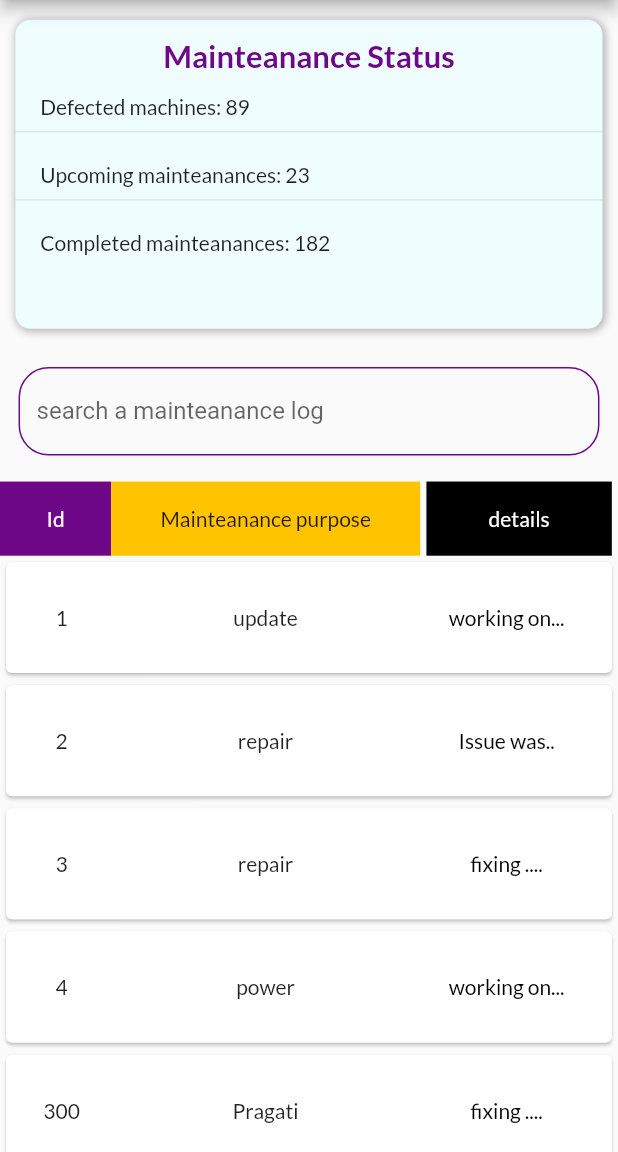
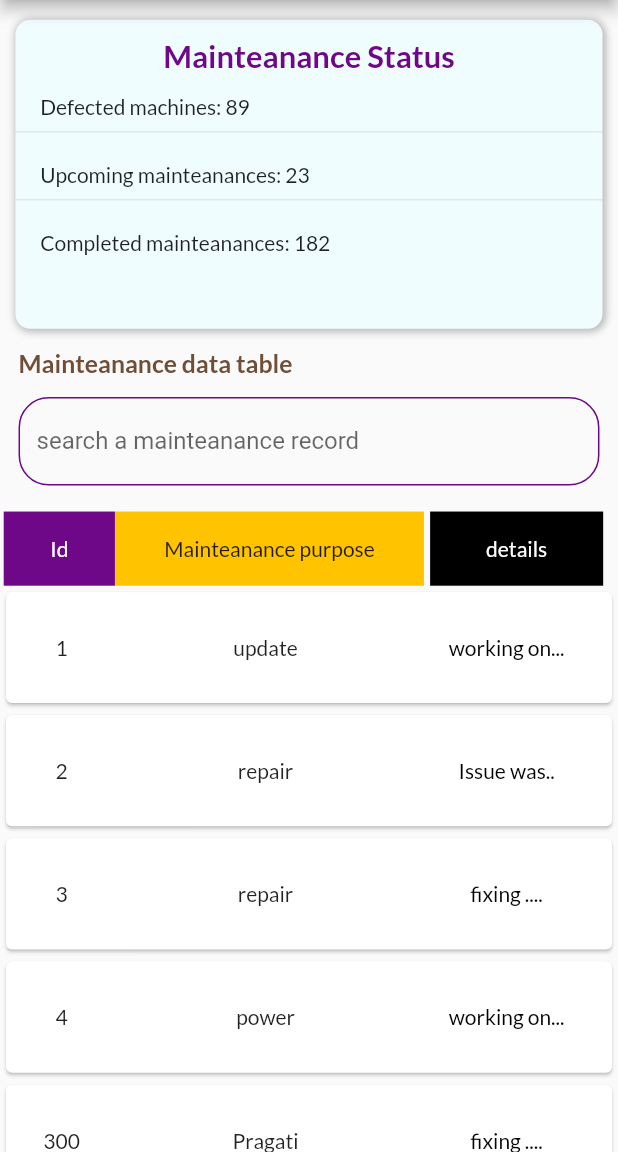
Before and after one commit to ampaignitious/crm, a Flutter app: the MainteanceScreen screen opened directly, on a phone screen of 412 x 824 dp, the part 84-1236 px from its top. Run offline on Flutter 3.47's test engine with Material 2 defaults, Android fonts, the phone set to English and light mode, and no system bars; our stand-ins replace google_fonts, location, lottie.

Commit message:
working on the form field

```diff
--- a/lib/Screens/MainteanceScreen.dart
+++ b/lib/Screens/MainteanceScreen.dart
@@ -86,6 +86,7 @@ class _MainteanceScreenState extends State<MainteanceScreen> {
       ),
       body: SingleChildScrollView(
         child: Column(
+          crossAxisAlignment: CrossAxisAlignment.start,
           children: [
            SizedBox(height: size.height*0.016,),
             //
@@ -156,6 +157,14 @@ class _MainteanceScreenState extends State<MainteanceScreen> {
             ),
             //
             SizedBox(height: size.height*0.016,),
+            Padding(
+              padding: EdgeInsets.only(left:size.width*0.03),
+              child: Text("Mainteanance data table", style: GoogleFonts.lato(
+              color: AppColors.coffeeBean,
+              fontWeight: FontWeight.bold,
+              fontSize: size.width*0.04
+              ),),
+            ),
             //
             Padding(
               padding: EdgeInsets.only(left:size.width*0.03, right:size.width*0.03, top:size.width*0.03, bottom:size.width*0.010),
@@ -165,7 +174,7 @@ class _MainteanceScreenState extends State<MainteanceScreen> {
                   filterVisitData(value);
                 },
                 decoration: InputDecoration(
-                  labelText: 'search a mainteanance log',
+                  labelText: 'search a mainteanance record',
                   border: OutlineInputBorder(
                     borderRadius: BorderRadius.circular(10)
                   ),
@@ -185,6 +194,8 @@ class _MainteanceScreenState extends State<MainteanceScreen> {
                 color: AppColors.gridLinesColor
               ),
               child: Center(
+                child: Padding(
+                  padding: EdgeInsets.symmetric(horizontal: size.width*0.006),
                   child: Row(
 
                     children: [
@@ -209,7 +220,7 @@ class _MainteanceScreenState extends State<MainteanceScreen> {
                       Container(
                         margin: EdgeInsets.only(left: size.width*0.01),
                         height: size.height*0.06,
-                      width: size.width*0.3,
+                        width: size.width*0.28,
                         decoration: BoxDecoration(
                           color: AppColors.contentColorBlack,
                         ),
@@ -217,6 +228,7 @@ class _MainteanceScreenState extends State<MainteanceScreen> {
                           color:Colors.white
                         ),)))
                     ],
+                  ),
                 ),
               ),
                       ),
--- a/lib/Widgets/Drawer/DrawerItems.dart
+++ b/lib/Widgets/Drawer/DrawerItems.dart
@@ -7,7 +7,6 @@ import 'package:crm/Screens/Targets.dart';
 import 'package:crm/Screens/VisitsPage.dart';
 import 'package:crm/Utils/AppColors.dart';
 import 'package:flutter/material.dart';
-import 'package:google_fonts/google_fonts.dart';
 import 'package:lottie/lottie.dart';
 
 class DrawerItems extends StatefulWidget {
--- a/lib/Widgets/HomeScreenWIdgets/ContainerDisplayingStats.dart
+++ b/lib/Widgets/HomeScreenWIdgets/ContainerDisplayingStats.dart
@@ -12,8 +12,7 @@ class ContainerDisplayingStats extends StatefulWidget {
 }
 
 class _ContainerDisplayingStatsState extends State<ContainerDisplayingStats> {
-  @override
-    //
+  //
   Stream<DateTime> createTimeStream() {
   return Stream.periodic(Duration(seconds: 1), (i) {
     return DateTime.now();
--- a/lib/Widgets/NotificationWidgets/SingleNotificationDisplayScreen.dart
+++ b/lib/Widgets/NotificationWidgets/SingleNotificationDisplayScreen.dart
@@ -2,6 +2,7 @@ import 'package:crm/Utils/AppColors.dart';
 import 'package:flutter/material.dart';
 import 'package:google_fonts/google_fonts.dart';
 
+// ignore: must_be_immutable
 class SingleNotificationDisplayScreen extends StatefulWidget {
     String? subject;
     String? description;
@@ -13,7 +14,6 @@ class SingleNotificationDisplayScreen extends StatefulWidget {
 }
 
 class _SingleNotificationDisplayScreenState extends State<SingleNotificationDisplayScreen> {
-  @override
   String? subject;
   String? description;
   String? time;
--- a/lib/Widgets/SalesScreenWidgets/AvailableCoffeeProductsDisplayScreen.dart
+++ b/lib/Widgets/SalesScreenWidgets/AvailableCoffeeProductsDisplayScreen.dart
@@ -11,8 +11,7 @@ class AvailableCoffeeProductsDisplayScreen extends StatefulWidget {
 }
 
 class _AvailableCoffeeProductsDisplayScreenState extends State<AvailableCoffeeProductsDisplayScreen> with TickerProviderStateMixin{
-  @override
-      late TabController _tabController;
+  late TabController _tabController;
 
   @override
   void initState() {
--- a/lib/Widgets/SalesScreenWidgets/AvailableMachinesDisplayScreen.dart
+++ b/lib/Widgets/SalesScreenWidgets/AvailableMachinesDisplayScreen.dart
@@ -11,8 +11,7 @@ class AvailableMachineDisplayScreen extends StatefulWidget {
 }
 
 class _AvailableMachineDisplayScreenState extends State<AvailableMachineDisplayScreen> with TickerProviderStateMixin{
-  @override
-      late TabController _tabController;
+  late TabController _tabController;
 
   @override
   void initState() {
--- a/lib/Widgets/SalesScreenWidgets/ProductSaleScreen.dart
+++ b/lib/Widgets/SalesScreenWidgets/ProductSaleScreen.dart
@@ -13,7 +13,6 @@ class ProductSaleScreen extends StatefulWidget {
 }
 
 class _ProductSaleScreenState extends State<ProductSaleScreen> with TickerProviderStateMixin{
-  @override
   late TabController _tabController;
 
   @override
--- a/lib/Widgets/TargetsWidgets/SingleSalesPersonDisplayPage.dart
+++ b/lib/Widgets/TargetsWidgets/SingleSalesPersonDisplayPage.dart
@@ -3,6 +3,7 @@ import 'package:flutter/material.dart';
 import 'package:google_fonts/google_fonts.dart';
 import 'package:intl/intl.dart';
 
+// ignore: must_be_immutable
 class SingleSalesPersonDisplayPage extends StatefulWidget {
   String? salesPersonName;
   String? salesPersonId;
@@ -13,7 +14,6 @@ class SingleSalesPersonDisplayPage extends StatefulWidget {
 }
 
 class _SingleSalesPersonDisplayPageState extends State<SingleSalesPersonDisplayPage> {
-  @override
   String? salesPersonName;
   String? salesPersonId;
   TextEditingController _startDate = TextEditingController();
--- a/lib/Widgets/VisitScreenWidgets/CreateRoutePlan.dart
+++ b/lib/Widgets/VisitScreenWidgets/CreateRoutePlan.dart
@@ -13,8 +13,6 @@ class CreateRoutePlan extends StatefulWidget {
 }
 
 class _CreateRoutePlanState extends State<CreateRoutePlan> {
-  @override
-
   //
 TextEditingController _startLocation = TextEditingController();
 TextEditingController _endLocation = TextEditingController();
--- a/lib/Widgets/VisitScreenWidgets/SIngleVisitViewScreen.dart
+++ b/lib/Widgets/VisitScreenWidgets/SIngleVisitViewScreen.dart
@@ -3,6 +3,7 @@ import 'package:flutter/material.dart';
 import 'package:google_fonts/google_fonts.dart';
 import 'package:lottie/lottie.dart';
 
+// ignore: must_be_immutable
 class SingleVisitViewScreen extends StatefulWidget {
   String? visitName;
  String? visitDescription;
@@ -13,8 +14,7 @@ class SingleVisitViewScreen extends StatefulWidget {
 }
 
 class _SingleVisitViewScreenState extends State<SingleVisitViewScreen> {
-  @override
- String? visitName;
+  String? visitName;
  String? visitDescription;
   _SingleVisitViewScreenState( this.visitDescription, this.visitName);
   Widget build(BuildContext context) {
--- a/lib/Widgets/VisitScreenWidgets/SingleRouteViewScreen.dart
+++ b/lib/Widgets/VisitScreenWidgets/SingleRouteViewScreen.dart
@@ -3,6 +3,7 @@ import 'package:flutter/material.dart';
 import 'package:google_fonts/google_fonts.dart';
 import 'package:lottie/lottie.dart';
 
+// ignore: must_be_immutable
 class SingleRouteViewScreen extends StatefulWidget {
   String? visitName;
  String? visitDescription;
@@ -13,8 +14,7 @@ class SingleRouteViewScreen extends StatefulWidget {
 }
 
 class _SingleRouteViewScreenState extends State<SingleRouteViewScreen> {
-  @override
- String? visitName;
+  String? visitName;
  String? visitDescription;
   _SingleRouteViewScreenState( this.visitDescription, this.visitName);
   Widget build(BuildContext context) {
--- a/lib/Widgets/VisitScreenWidgets/ViewRoutePlans.dart
+++ b/lib/Widgets/VisitScreenWidgets/ViewRoutePlans.dart
@@ -11,7 +11,6 @@ class ViewRoutePlans extends StatefulWidget {
 }
 
 class _ViewRoutePlansState extends State<ViewRoutePlans> {
-  @override
   final List<VisitData> visitDataList = [
     VisitData("1", "Mohit", "working for the best"),
     VisitData("2", "Ankit", "working for the best"),
--- a/lib/Widgets/VisitScreenWidgets/ViewVisits.dart
+++ b/lib/Widgets/VisitScreenWidgets/ViewVisits.dart
@@ -11,7 +11,6 @@ class ViewVisits extends StatefulWidget {
 }
 
 class _ViewVisitsState extends State<ViewVisits> {
-  @override
   final List<VisitData> visitDataList = [
     VisitData("1", "Mohit", "working for the best"),
     VisitData("2", "Ankit", "working for the best"),
--- a/lib/main.dart
+++ b/lib/main.dart
@@ -1,5 +1,5 @@
+// ignore: unused_import
 import 'package:crm/Screens/DefaultScreen.dart';
-// ignore: unused_import
 import 'package:crm/Screens/SplashScreen/FirstScreen.dart';
 import 'package:flutter/material.dart';
 import 'package:flutter/services.dart';
@@ -22,8 +22,8 @@ class MyApp extends StatelessWidget {
       theme: ThemeData(
         primarySwatch: Colors.blue,
       ),
-      home: const FirstScreen(),
-      // home: DefaultScreen(),
+      // home: const FirstScreen(),
+      home: DefaultScreen(),
     );
   }
 }
```
Also changed, not shown: assets/json/repair.json (added, +1 -0 lines), lib/Widgets/MainteananceWidgets/SingleMainteananceDisplayScreen.dart (added, +16 -0 lines), pubspec.lock, 1 other file. Lines whose indentation alone changed are shown as unchanged.
